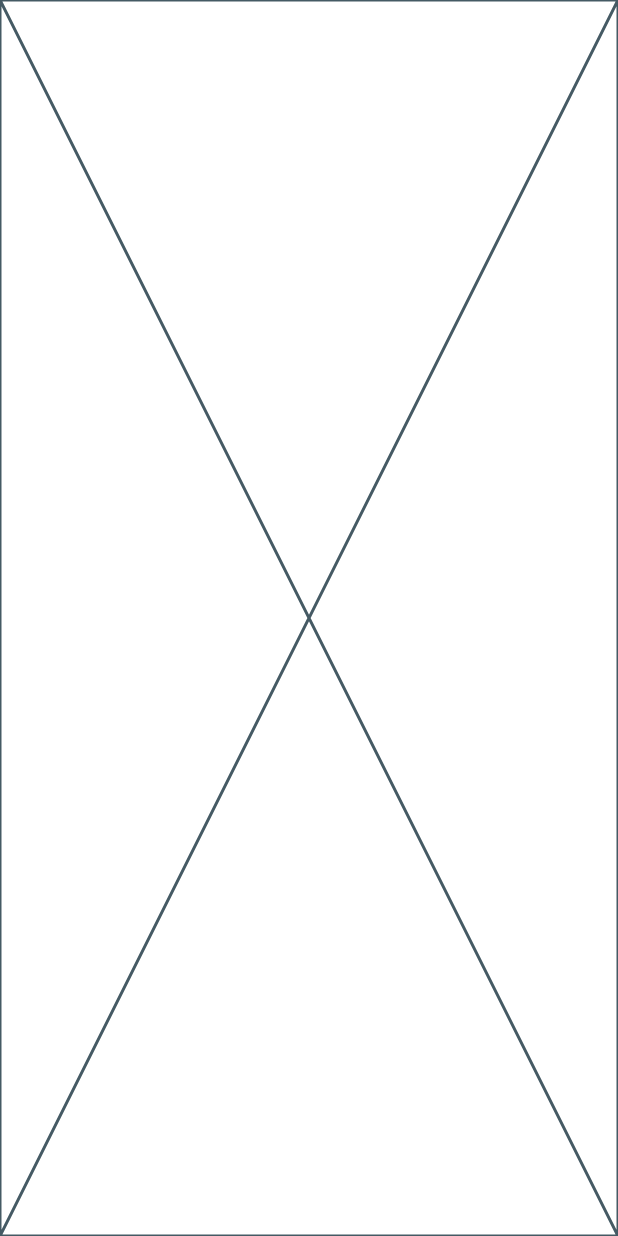
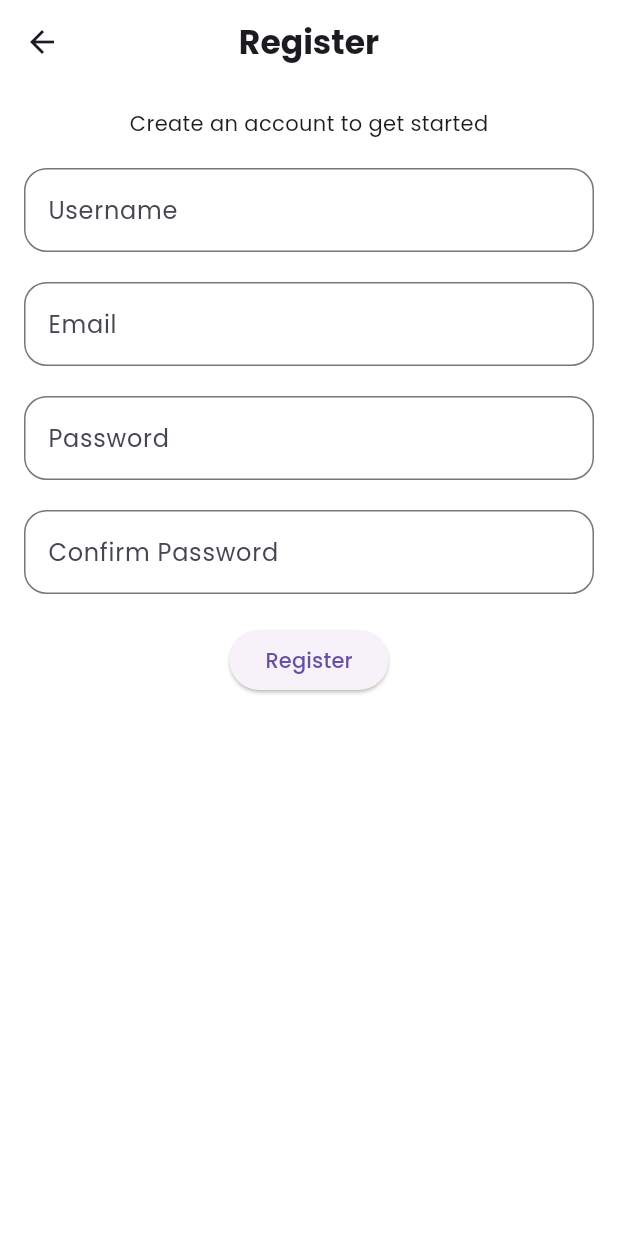
Before and after one commit to MonkiKalem/banboo-store, a Flutter app: the LoginPage screen opened by its route, after a tap on "Login", after a tap on "Don't have an account? Register here", on a phone screen of 412 x 824 dp. Run offline on Flutter 3.47's test engine with Material 3 defaults, Android fonts, the light colour scheme and no system bars; our stand-ins replace firebase_auth, font_awesome_flutter, google_fonts, google_sign_in; missing offline and left inert: flutter_facebook_auth; accounts and stored records are empty.

Commit message:
added register function to work with the backend

```diff
--- a/mobile/lib/pages/login_page.dart
+++ b/mobile/lib/pages/login_page.dart
@@ -1,5 +1,4 @@
 import 'package:flutter/material.dart';
-import '../constants.dart';
 import '../services/api_service.dart';
 
 class LoginPage extends StatefulWidget {
--- a/mobile/lib/pages/register_page.dart
+++ b/mobile/lib/pages/register_page.dart
@@ -1,4 +1,5 @@
 import 'package:flutter/material.dart';
+import '../services/api_service.dart';
 
 class RegisterPage extends StatefulWidget {
   const RegisterPage({super.key});
@@ -8,8 +9,162 @@ class RegisterPage extends StatefulWidget {
 }
 
 class _RegisterPageState extends State<RegisterPage> {
+  final _formKey = GlobalKey<FormState>();
+  final _usernameController = TextEditingController();
+  final _emailController = TextEditingController();
+  final _passwordController = TextEditingController();
+  final _confirmPasswordController = TextEditingController();
+  bool _isLoading = false;
+
+  Future<void> _register() async {
+    if (!_formKey.currentState!.validate()) return;
+
+    if (_passwordController.text != _confirmPasswordController.text) {
+      ScaffoldMessenger.of(context).showSnackBar(
+        const SnackBar(content: Text("Passwords do not match!")),
+      );
+      return;
+    }
+
+    setState(() {
+      _isLoading = true;
+    });
+
+    try {
+      // Automatically set the role to 'customer'
+      const role = "customer";
+
+      final response = await ApiService.register(
+        _usernameController.text,
+        _emailController.text,
+        _passwordController.text,
+        role, // Pass the hidden role
+      );
+
+      ScaffoldMessenger.of(context).showSnackBar(
+        SnackBar(content: Text("Welcome ${response['user']['name']}! Registration successful.")),
+      );
+
+      // Navigate to login page
+      Navigator.pushReplacementNamed(context, '/login');
+    } catch (e) {
+      ScaffoldMessenger.of(context).showSnackBar(
+        SnackBar(content: Text("Registration failed: ${e.toString()}")),
+      );
+    } finally {
+      setState(() {
+        _isLoading = false;
+      });
+    }
+  }
+
   @override
   Widget build(BuildContext context) {
-    return const Placeholder();
+    return Scaffold(
+      appBar: AppBar(
+        title: const Text("Register", style: TextStyle(fontWeight: FontWeight.bold)),
+      ),
+      backgroundColor: Colors.white,
+      body: SingleChildScrollView(
+        padding: const EdgeInsets.all(16),
+        child: Column(
+          children: [
+            const Text("Create an account to get started"),
+            const SizedBox(height: 20),
+            Form(
+              key: _formKey,
+              child: Column(
+                children: [
+                  // Username
+                  TextFormField(
+                    controller: _usernameController,
+                    decoration: InputDecoration(
+                      label: const Text("Username"),
+                      border: OutlineInputBorder(
+                        borderRadius: BorderRadius.circular(15.0),
+                      ),
+                    ),
+                    validator: (value) {
+                      if (value == null || value.isEmpty) {
+                        return 'Please enter your username';
+                      }
+                      return null;
+                    },
+                  ),
+                  const SizedBox(height: 20),
+                  // Email
+                  TextFormField(
+                    controller: _emailController,
+                    decoration: InputDecoration(
+                      label: const Text("Email"),
+                      border: OutlineInputBorder(
+                        borderRadius: BorderRadius.circular(15.0),
+                      ),
+                    ),
+                    keyboardType: TextInputType.emailAddress,
+                    validator: (value) {
+                      if (value == null || value.isEmpty) {
+                        return 'Please enter your email';
+                      }
+                      if (!RegExp(r'^[^@]+@[^@]+\.[^@]+').hasMatch(value)) {
+                        return 'Please enter a valid email address';
+                      }
+                      return null;
+                    },
+                  ),
+                  const SizedBox(height: 20),
+                  // Password
+                  TextFormField(
+                    controller: _passwordController,
+                    obscureText: true,
+                    decoration: InputDecoration(
+                      label: const Text("Password"),
+                      border: OutlineInputBorder(
+                        borderRadius: BorderRadius.circular(15.0),
+                      ),
+                    ),
+                    validator: (value) {
+                      if (value == null || value.isEmpty) {
+                        return 'Please enter your password';
+                      }
+                      if (value.length < 6) {
+                        return 'Password must be at least 6 characters';
+                      }
+                      return null;
+                    },
+                  ),
+                  const SizedBox(height: 20),
+                  // Confirm Password
+                  TextFormField(
+                    controller: _confirmPasswordController,
+                    obscureText: true,
+                    decoration: InputDecoration(
+                      label: const Text("Confirm Password"),
+                      border: OutlineInputBorder(
+                        borderRadius: BorderRadius.circular(15.0),
+                      ),
+                    ),
+                    validator: (value) {
+                      if (value == null || value.isEmpty) {
+                        return 'Please confirm your password';
+                      }
+                      return null;
+                    },
+                  ),
+                ],
+              ),
+            ),
+            const SizedBox(height: 20),
+            // Register Button
+            ElevatedButton(
+              onPressed: _isLoading ? null : _register,
+              child: _isLoading
+                  ? const CircularProgressIndicator(color: Colors.white)
+                  : const Text("Register"),
+            ),
+          ],
+        ),
+      ),
+    );
   }
 }
--- a/mobile/lib/services/api_service.dart
+++ b/mobile/lib/services/api_service.dart
@@ -19,18 +19,32 @@ class ApiService {
     }
   }
 
-  static Future<Map<String, dynamic>> register(String username, String email, String password) async {
+  static Future<Map<String, dynamic>> register(
+      String username,
+      String email,
+      String password,
+      String role,
+      ) async {
     final url = Uri.parse('$baseUrl/users/register');
     final response = await http.post(
       url,
       headers: {'Content-Type': 'application/json'},
-      body: jsonEncode({'username': username, 'email': email, 'password': password}),
+      body: jsonEncode({
+        'name': username,
+        'email': email,
+        'password': password,
+        'role': role, // Always "customer"
+      }),
     );
 
     if (response.statusCode == 201) {
       return jsonDecode(response.body);
-    } else {
-      throw Exception("Failed to register");
+    } else if (response.statusCode == 409){
+      throw Exception("Failed to register: Email Already Existed");
+    }
+    else {
+      throw Exception("Failed to register : Internal Error");
     }
   }
+
 }
```
